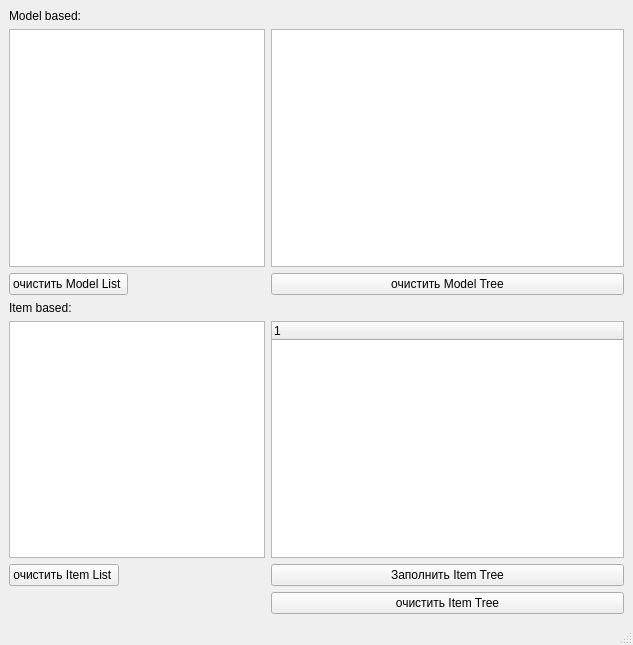
Old version of the form probe_design.ui in the repository Vladyas/Pdfs_generate_and_update.
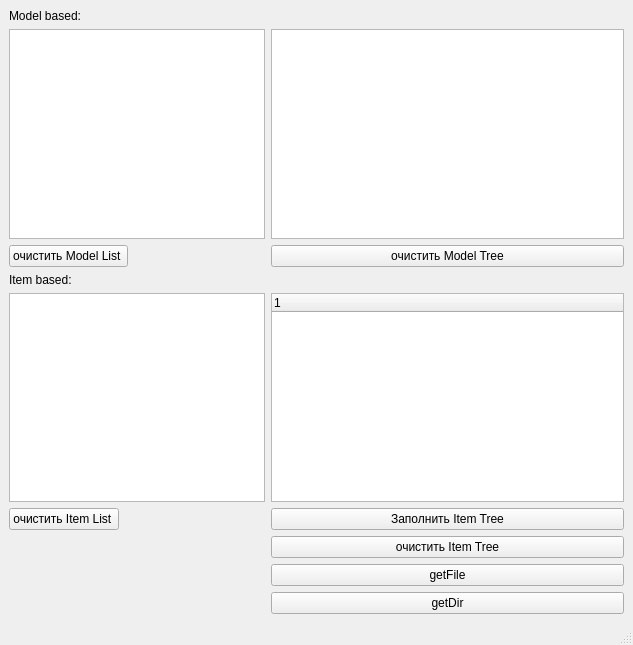
New version of the form.

Commit message: Get PDF file

Patch:
```diff
--- a/probe_design.ui
+++ b/probe_design.ui
@@ -15,7 +15,7 @@
   </property>
   <widget class="QWidget" name="centralwidget">
    <layout class="QFormLayout" name="formLayout">
-    <item row="0" column="0" colspan="2">
+    <item row="0" column="0">
      <widget class="QLabel" name="label">
       <property name="text">
        <string>Model based:</string>
@@ -42,7 +42,7 @@
       </property>
      </widget>
     </item>
-    <item row="3" column="0" colspan="2">
+    <item row="3" column="0">
      <widget class="QLabel" name="label_2">
       <property name="text">
        <string>Item based:</string>
@@ -68,13 +68,6 @@
       </property>
      </widget>
     </item>
-    <item row="7" column="1">
-     <widget class="QPushButton" name="pushButtonTreeItem">
-      <property name="text">
-       <string>очистить Item Tree</string>
-      </property>
-     </widget>
-    </item>
     <item row="5" column="1">
      <widget class="QPushButton" name="pushButtonTreeItemFill">
       <property name="text">
@@ -82,6 +75,27 @@
       </property>
      </widget>
     </item>
+    <item row="6" column="1">
+     <widget class="QPushButton" name="pushButtonTreeItem">
+      <property name="text">
+       <string>очистить Item Tree</string>
+      </property>
+     </widget>
+    </item>
+    <item row="7" column="1">
+     <widget class="QPushButton" name="pushButtonGetFile">
+      <property name="text">
+       <string>getFile</string>
+      </property>
+     </widget>
+    </item>
+    <item row="8" column="1">
+     <widget class="QPushButton" name="pushButtonGetDir">
+      <property name="text">
+       <string>getDir</string>
+      </property>
+     </widget>
+    </item>
    </layout>
   </widget>
   <widget class="QMenuBar" name="menubar">
```
The commit also changes 2 other files.
